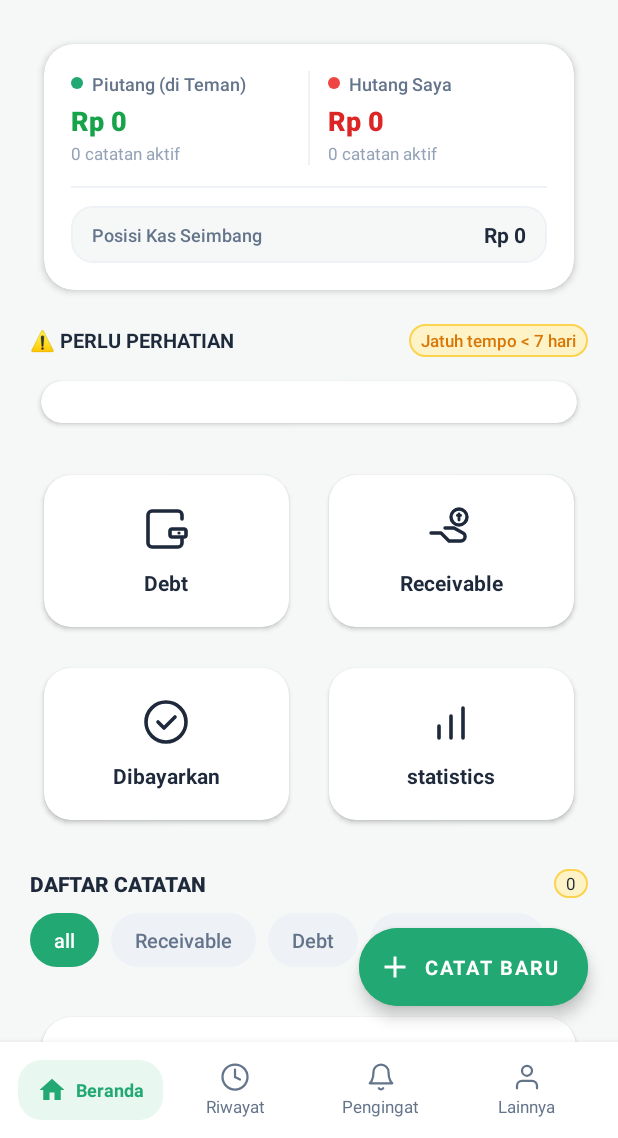
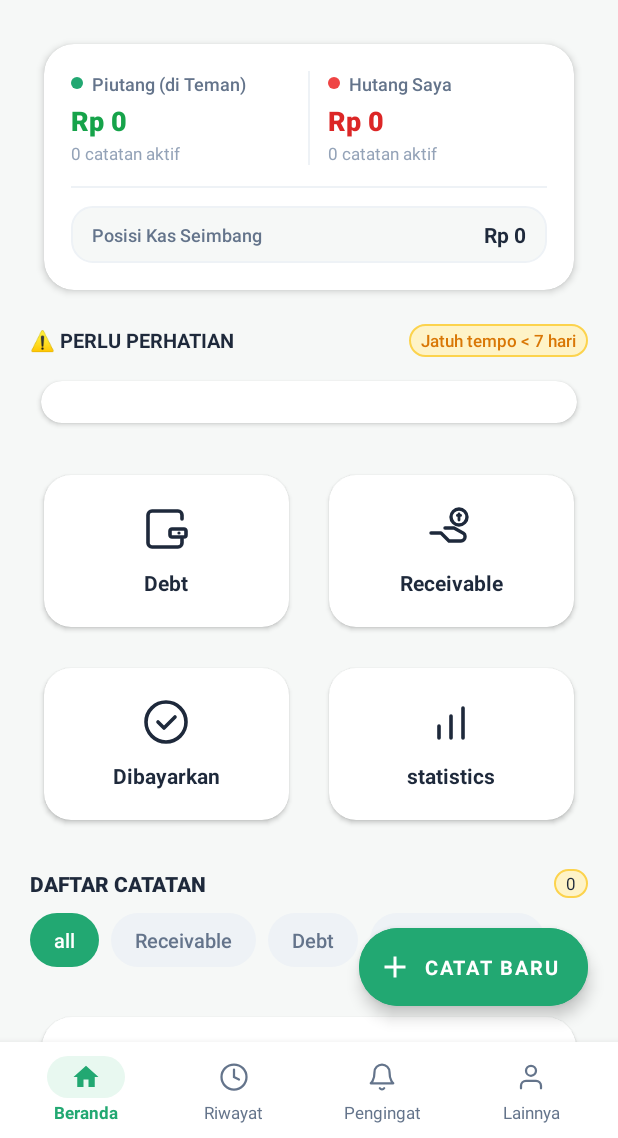
Before and after one commit to Scovandis/Hupisan, an Android app: the screen it shows after launch (MainActivity), on a phone screen of 412 x 824 dp, the part 98-1236 px from its top. Run offline under Robolectric (Android 15) with nearby library versions, the phone set to English and light mode, and no system bars; our stand-ins replace Shimmer; 6 statements that could not run were skipped.

Commit message:
fix(ui): harmonize bottom navigation bar with vertical layout to prevent text clipping on small screens and large fonts

```diff
--- a/app/src/main/res/layout/activity_main.xml
+++ b/app/src/main/res/layout/activity_main.xml
@@ -16,7 +16,7 @@
         android:clipChildren="false"
         android:clipToPadding="false"
         android:fillViewport="true"
-        android:paddingBottom="24dp"
+        android:paddingBottom="96dp"
         app:layout_constraintBottom_toTopOf="@id/bottom_nav_bar"
         app:layout_constraintEnd_toEndOf="parent"
         app:layout_constraintStart_toStartOf="parent"
@@ -887,8 +887,8 @@
         android:elevation="8dp"
         android:gravity="center_vertical"
         android:orientation="horizontal"
-        android:paddingStart="12dp"
-        android:paddingEnd="12dp"
+        android:paddingStart="8dp"
+        android:paddingEnd="8dp"
         app:layout_constraintBottom_toBottomOf="parent"
         app:layout_constraintEnd_toEndOf="parent"
         app:layout_constraintStart_toStartOf="parent">
@@ -897,29 +897,35 @@
         <LinearLayout
             android:id="@+id/nav_home"
             android:layout_width="0dp"
-            android:layout_height="40dp"
+            android:layout_height="wrap_content"
             android:layout_weight="1"
-            android:background="@drawable/bg_nav_active_pill"
             android:clickable="true"
             android:focusable="true"
             android:gravity="center"
-            android:orientation="horizontal"
-            android:paddingStart="8dp"
-            android:paddingEnd="8dp">
+            android:orientation="vertical">
+
+            <FrameLayout
+                android:layout_width="52dp"
+                android:layout_height="28dp"
+                android:background="@drawable/bg_nav_active_pill">
 
                 <ImageView
                     android:layout_width="20dp"
                     android:layout_height="20dp"
+                    android:layout_gravity="center"
                     android:src="@drawable/ic_nav_home"
                     app:tint="@color/hupisan_primary" />
+            </FrameLayout>
 
             <TextView
                 android:layout_width="wrap_content"
                 android:layout_height="wrap_content"
-                android:layout_marginStart="6dp"
+                android:layout_marginTop="2dp"
+                android:ellipsize="end"
+                android:maxLines="1"
                 android:text="@string/nav_beranda"
                 android:textColor="@color/hupisan_primary"
-                android:textSize="12sp"
+                android:textSize="11sp"
                 android:textStyle="bold" />
         </LinearLayout>
 
@@ -934,16 +940,24 @@
             android:gravity="center"
             android:orientation="vertical">
 
+            <FrameLayout
+                android:layout_width="52dp"
+                android:layout_height="28dp">
+
                 <ImageView
                     android:layout_width="20dp"
                     android:layout_height="20dp"
+                    android:layout_gravity="center"
                     android:src="@drawable/ic_nav_history"
                     app:tint="@color/hupisan_text_secondary" />
+            </FrameLayout>
 
             <TextView
                 android:layout_width="wrap_content"
                 android:layout_height="wrap_content"
                 android:layout_marginTop="2dp"
+                android:ellipsize="end"
+                android:maxLines="1"
                 android:text="@string/nav_riwayat"
                 android:textColor="@color/hupisan_text_secondary"
                 android:textSize="11sp" />
@@ -960,16 +974,24 @@
             android:gravity="center"
             android:orientation="vertical">
 
+            <FrameLayout
+                android:layout_width="52dp"
+                android:layout_height="28dp">
+
                 <ImageView
                     android:layout_width="20dp"
                     android:layout_height="20dp"
+                    android:layout_gravity="center"
                     android:src="@drawable/ic_nav_reminder"
                     app:tint="@color/hupisan_text_secondary" />
+            </FrameLayout>
 
             <TextView
                 android:layout_width="wrap_content"
                 android:layout_height="wrap_content"
                 android:layout_marginTop="2dp"
+                android:ellipsize="end"
+                android:maxLines="1"
                 android:text="@string/nav_pengingat"
                 android:textColor="@color/hupisan_text_secondary"
                 android:textSize="11sp" />
@@ -986,16 +1008,24 @@
             android:gravity="center"
             android:orientation="vertical">
 
+            <FrameLayout
+                android:layout_width="52dp"
+                android:layout_height="28dp">
+
                 <ImageView
                     android:layout_width="20dp"
                     android:layout_height="20dp"
+                    android:layout_gravity="center"
                     android:src="@drawable/ic_nav_more"
                     app:tint="@color/hupisan_text_secondary" />
+            </FrameLayout>
 
             <TextView
                 android:layout_width="wrap_content"
                 android:layout_height="wrap_content"
                 android:layout_marginTop="2dp"
+                android:ellipsize="end"
+                android:maxLines="1"
                 android:text="@string/nav_lainnya"
                 android:textColor="@color/hupisan_text_secondary"
                 android:textSize="11sp" />
```
Lines whose indentation alone changed are shown as unchanged.
